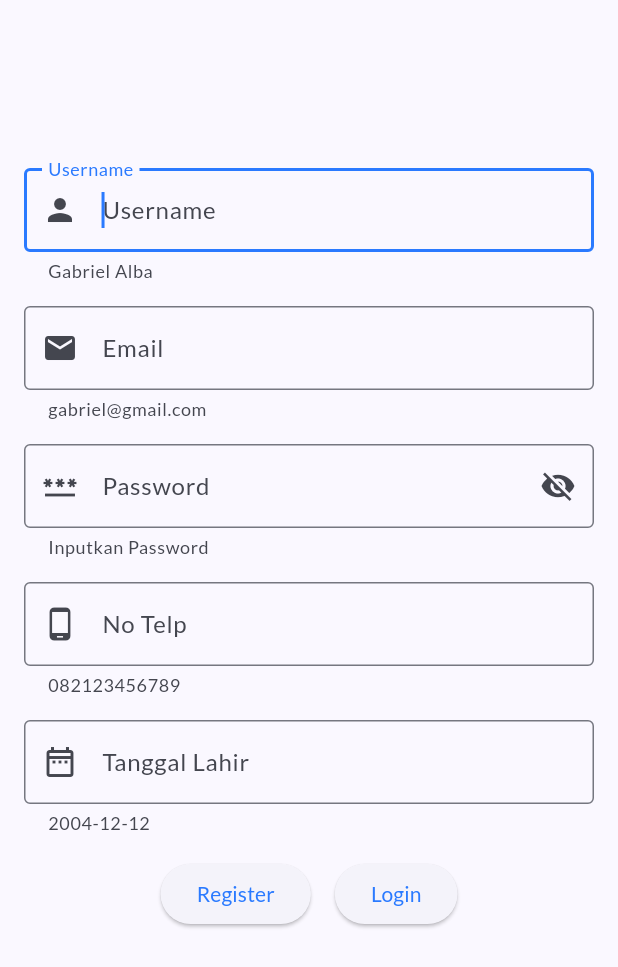
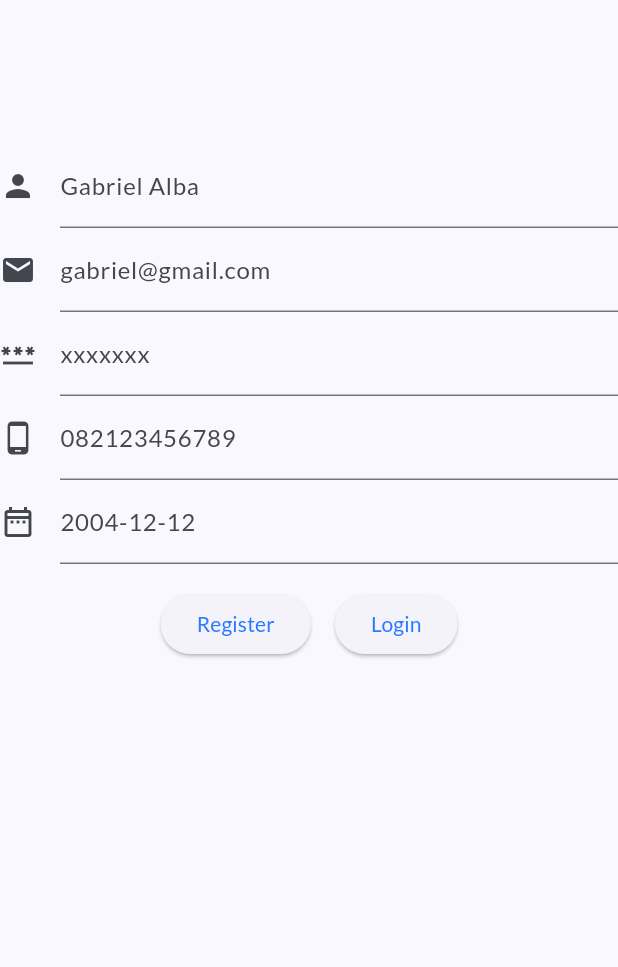
Before and after one commit to GabrielAllba/UGD2_C_Kelompok6, a Flutter app: the RegisterView screen opened directly, on a phone screen of 412 x 824 dp. Shown: the top 967 px of the screen. Run offline on Flutter 3.47's test engine with Material 3 defaults, Android fonts, the phone set to English and light mode, and no system bars; our stand-ins replace barcode_widget, flutter_riverpod, flutter_slidable, fluttertoast, geocoding, geolocator and 10 more; missing offline and left inert: dart:ffi, input_history_text_field, mobile_scanner; accounts and stored records are empty.

Commit message:
register testing

```diff
--- a/lib/screens/register.dart
+++ b/lib/screens/register.dart
@@ -147,22 +147,22 @@ class _RegisterViewState extends State<RegisterView> {
     return ResponsiveSizer(builder: (context, orientation, screenType) {
       Device.orientation == Orientation.portrait
           ? Container(
-              width: 100.w,
-              height: 20.5.h,
+              width: 100,
+              height: 20.5,
             )
           : Container(
-              width: 100.w,
-              height: 12.5.h,
+              width: 100,
+              height: 12.5,
             );
 
       Device.screenType == ScreenType.tablet
           ? Container(
-              width: 100.w,
-              height: 20.5.h,
+              width: 100,
+              height: 20.5,
             )
           : Container(
-              width: 100.w,
-              height: 12.5.h,
+              width: 100,
+              height: 12.5,
             );
       return Scaffold(
         body: SingleChildScrollView(
@@ -176,8 +176,9 @@ class _RegisterViewState extends State<RegisterView> {
                   SizedBox(
                     height: 96,
                   ),
-                  MyInputForm(
-                    validasi: (p0) {
+                  TextFormField(
+                    key: const ValueKey('username'),
+                    validator: (p0) {
                       if (p0 == null || p0.isEmpty) {
                         return 'Username Tidak Boleh Kosong';
                       }
@@ -187,28 +188,33 @@ class _RegisterViewState extends State<RegisterView> {
                       return null;
                     },
                     controller: usernameController,
-                    hintTxt: "Username",
-                    helperTxt: "Gabriel Alba",
-                    iconData: Icons.person,
+                    decoration: InputDecoration(
+                      hintText: "Username",
+                      labelText: "Gabriel Alba",
+                      icon: Icon(Icons.person),
+                    ),
                   ),
-                  MyInputForm(
-                    validasi: ((p0) {
+                  TextFormField(
+                    key: const ValueKey('email'),
+                    validator: ((p0) {
                       if (p0 == null || p0.isEmpty) {
                         return 'Email tidak boleh kosong';
                       }
                       if (!p0.contains('@')) {
                         return 'Email harus menggunakan @';
                       }
-
                       return null;
                     }),
                     controller: emailController,
-                    hintTxt: "Email",
-                    helperTxt: "gabriel@gmail.com",
-                    iconData: Icons.email,
+                    decoration: InputDecoration(
+                      hintText: "Email",
+                      labelText: "gabriel@gmail.com",
+                      icon: Icon(Icons.email),
+                    ),
                   ),
-                  MyInputForm(
-                    validasi: ((p0) {
+                  TextFormField(
+                    key: const ValueKey('password'),
+                    validator: ((p0) {
                       if (p0 == null || p0.isEmpty) {
                         return 'Password tidak boleh kosong';
                       }
@@ -218,37 +224,43 @@ class _RegisterViewState extends State<RegisterView> {
                       return null;
                     }),
                     controller: passwordController,
-                    hintTxt: "Password",
-                    helperTxt: "xxxxxxx",
-                    iconData: Icons.password,
-                    password: true,
-                    isPassword: true,
+                    decoration: InputDecoration(
+                      hintText: "Password",
+                      labelText: "xxxxxxx",
+                      icon: Icon(Icons.password),
+                    ),
+                    obscureText: true,
                   ),
-                  MyInputForm(
-                    validasi: ((p0) {
+                  TextFormField(
+                    key: const ValueKey('noTelp'),
+                    validator: ((p0) {
                       if (p0 == null || p0.isEmpty) {
                         return 'Nomor Telepon tidak boleh kosong';
                       }
                       return null;
                     }),
                     controller: notelpController,
-                    hintTxt: "No Telp",
-                    helperTxt: "082123456789",
-                    iconData: Icons.phone_android,
+                    decoration: InputDecoration(
+                      hintText: "No Telp",
+                      labelText: "082123456789",
+                      icon: Icon(Icons.phone_android),
+                    ),
                   ),
-                  MyInputForm(
-                    validasi: ((p0) {
+                  TextFormField(
+                    key: const ValueKey('tglLahir'),
+                    validator: ((p0) {
                       if (p0 == null || p0.isEmpty) {
                         return 'Tanggal Lahir';
                       }
                       return null;
                     }),
                     controller: dateController,
-                    hintTxt: "Tanggal Lahir",
-                    helperTxt: "2004-12-12",
+                    decoration: InputDecoration(
+                      hintText: "Tanggal Lahir",
+                      labelText: "2004-12-12",
+                      icon: Icon(Icons.date_range_outlined),
+                    ),
                     onTap: _showDatePicker,
-                    isDate: true,
-                    iconData: Icons.date_range_outlined,
                   ),
                   const SizedBox(
                     height: 16,
@@ -258,9 +270,13 @@ class _RegisterViewState extends State<RegisterView> {
                     children: [
                       ElevatedButton(
                         onPressed: () async {
-                          updateUserModel();
-                          await register();
-                          print('asdfasdfasdfasdfadsfasdf');
+                          if (_formKey.currentState?.validate() ?? false) {
+                            updateUserModel();
+                            await register();
+                            // Text('Selamat, Anda berhasil registrasi!');
+                          } else {
+                            _showMyDialog();
+                          }
                         },
                         child: const Text('Register'),
                       ),
```
Also changed, not shown: 1 other file.
